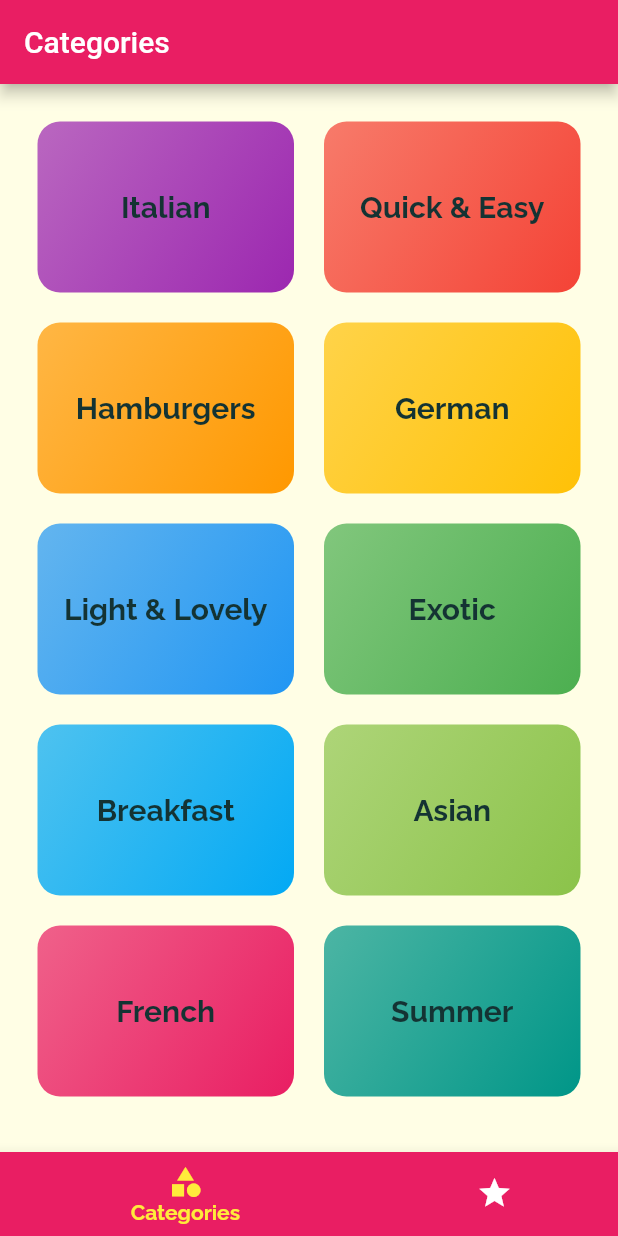
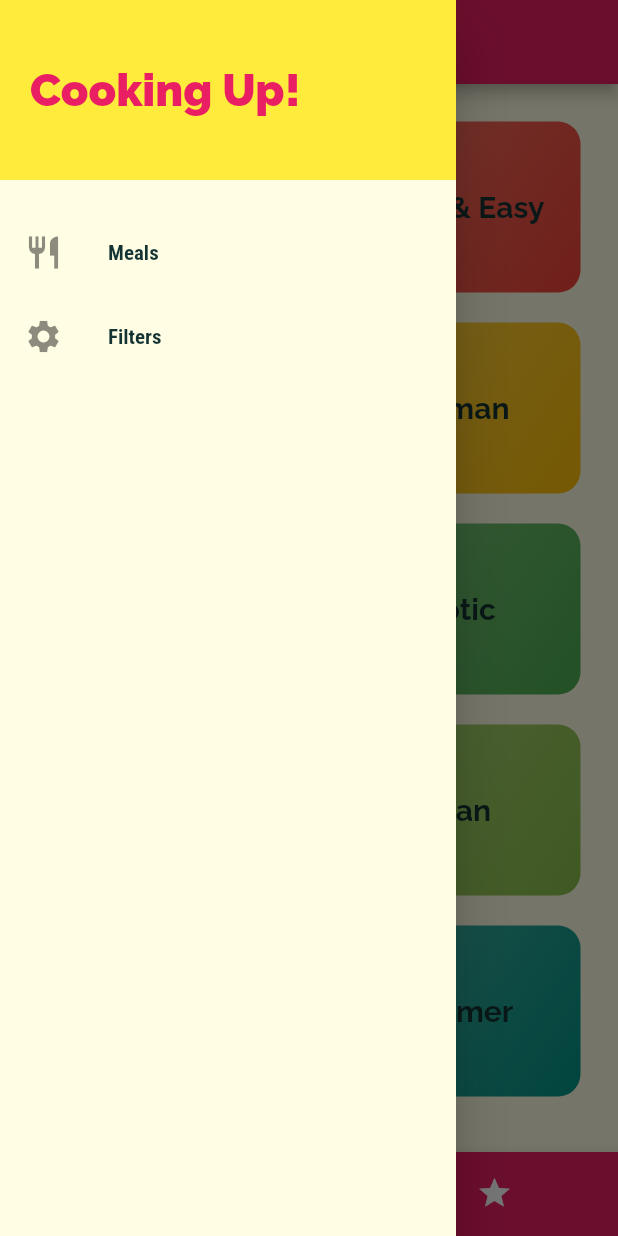
Before and after one commit to DarkNinja15/Meals_app, a Flutter app: the screen it shows after launch, with the side drawer open (before the commit the screen has no drawer), on a phone screen of 412 x 824 dp. Run offline on Flutter 3.47's test engine with Material 2 defaults, Android fonts, the phone set to English and light mode, and no system bars; our stand-ins replace google_fonts.

Commit message:
added drawer

```diff
--- a/meals/lib/screens/tabs_screen.dart
+++ b/meals/lib/screens/tabs_screen.dart
@@ -1,6 +1,7 @@
 import 'package:flutter/material.dart';
 import 'package:meals/screens/categories_screen.dart';
 import 'package:meals/screens/favouries_screen.dart';
+import 'package:meals/widgets/main_drawer.dart';
 
 class TabsScreen extends StatefulWidget {
   const TabsScreen({Key? key}) : super(key: key);
@@ -29,6 +30,7 @@ class _TabsScreenState extends State<TabsScreen> {
       appBar: AppBar(
         title: Text(_pages[_selectedPageIndex]['title']),
       ),
+      drawer: MainDrawer(),
       body: _pages[_selectedPageIndex]['page'],
       bottomNavigationBar: BottomNavigationBar(
         unselectedItemColor: Colors.white,
--- /dev/null
+++ b/meals/lib/widgets/main_drawer.dart
@@ -0,0 +1,55 @@
+import 'package:flutter/material.dart';
+import 'package:google_fonts/google_fonts.dart';
+
+class MainDrawer extends StatelessWidget {
+  const MainDrawer({Key? key}) : super(key: key);
+
+  Widget buildListTile(String title, IconData icon) {
+    return ListTile(
+      leading: Icon(
+        icon,
+        size: 26,
+      ),
+      title: Text(
+        title,
+        style: TextStyle(
+            fontFamily: GoogleFonts.robotoCondensed().fontFamily,
+            fontWeight: FontWeight.bold),
+      ),
+      onTap: () {},
+    );
+  }
+
+  @override
+  Widget build(BuildContext context) {
+    return Drawer(
+      child: Column(
+        children: [
+          Container(
+            color: Colors.yellow,
+            height: 120,
+            width: double.infinity,
+            padding: EdgeInsets.all(20),
+            alignment: Alignment.centerLeft,
+            child: Text(
+              'Cooking Up!',
+              style: TextStyle(
+                  fontWeight: FontWeight.w900,
+                  fontSize: 30,
+                  color: Theme.of(context).primaryColor),
+            ),
+          ),
+          SizedBox(height: 20),
+          buildListTile(
+            'Meals',
+            Icons.restaurant,
+          ),
+          buildListTile(
+            'Filters',
+            Icons.settings,
+          ),
+        ],
+      ),
+    );
+  }
+}
```
